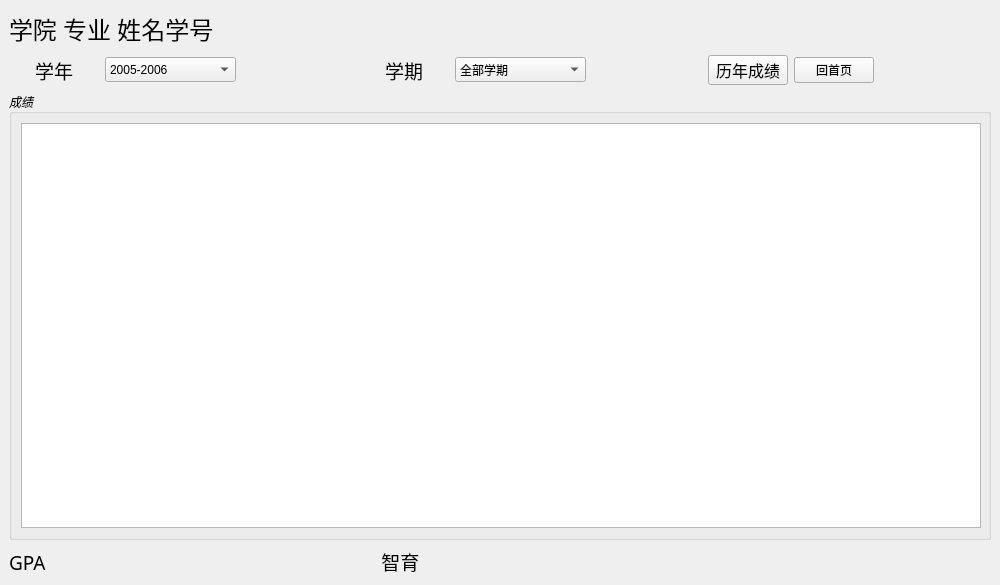
Qt form BrowerserWidgetMainPageQt.ui (chenzhutian/myClientPyQt) before a commit.
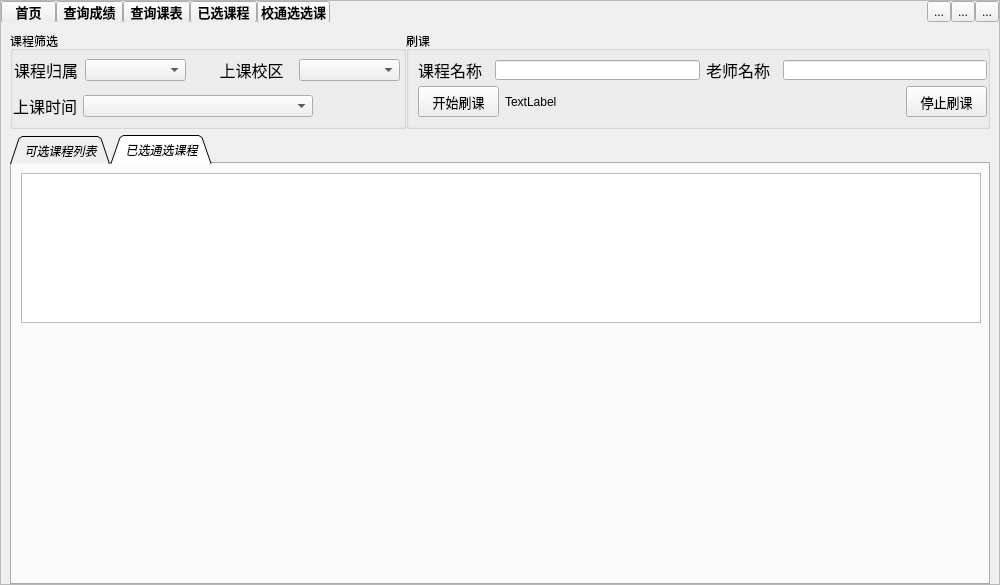
The same form after that commit. The open tabs and pages were chosen to show the change. Icons and pictures are not drawn.

Commit message:
有选课功能了
实现选课功能，但是还不完善

What changed in the file:
```diff
--- a/BrowerserWidgetMainPageQt.ui
+++ b/BrowerserWidgetMainPageQt.ui
@@ -51,19 +51,273 @@
      <height>16777215</height>
     </size>
    </property>
-   <layout class="QGridLayout" name="gridLayout_2">
-    <property name="margin">
-     <number>0</number>
-    </property>
+   <property name="styleSheet">
+    <string notr="true"/>
+   </property>
+   <layout class="QVBoxLayout" name="verticalLayout_6">
     <property name="spacing">
      <number>0</number>
     </property>
-    <item row="0" column="0">
-     <widget class="QStackedWidget" name="stackedWidget">
+    <property name="leftMargin">
+     <number>0</number>
+    </property>
+    <property name="topMargin">
+     <number>0</number>
+    </property>
+    <property name="rightMargin">
+     <number>2</number>
+    </property>
+    <property name="bottomMargin">
+     <number>1</number>
+    </property>
+    <item>
+     <widget class="QFrame" name="frame">
       <property name="minimumSize">
        <size>
         <width>1000</width>
-        <height>562</height>
+        <height>585</height>
+       </size>
+      </property>
+      <property name="frameShape">
+       <enum>QFrame::StyledPanel</enum>
+      </property>
+      <property name="frameShadow">
+       <enum>QFrame::Raised</enum>
+      </property>
+      <layout class="QVBoxLayout" name="verticalLayout_7">
+       <property name="spacing">
+        <number>0</number>
+       </property>
+       <property name="margin">
+        <number>0</number>
+       </property>
+       <item>
+        <widget class="QWidget" name="widget" native="true">
+         <property name="sizePolicy">
+          <sizepolicy hsizetype="Preferred" vsizetype="Fixed">
+           <horstretch>0</horstretch>
+           <verstretch>0</verstretch>
+          </sizepolicy>
+         </property>
+         <property name="minimumSize">
+          <size>
+           <width>995</width>
+           <height>21</height>
+          </size>
+         </property>
+         <property name="maximumSize">
+          <size>
+           <width>16777215</width>
+           <height>20</height>
+          </size>
+         </property>
+         <layout class="QHBoxLayout" name="horizontalLayout_6">
+          <property name="spacing">
+           <number>0</number>
+          </property>
+          <property name="margin">
+           <number>0</number>
+          </property>
+          <item>
+           <widget class="QToolButton" name="syToolButton">
+            <property name="minimumSize">
+             <size>
+              <width>55</width>
+              <height>22</height>
+             </size>
+            </property>
+            <property name="font">
+             <font>
+              <family>微软雅黑</family>
+              <pointsize>10</pointsize>
+              <weight>75</weight>
+              <bold>true</bold>
+             </font>
+            </property>
+            <property name="styleSheet">
+             <string notr="true">QStyle.SP_TitleBarCloseButton</string>
+            </property>
+            <property name="text">
+             <string>首页</string>
+            </property>
+            <property name="icon">
+             <iconset>
+              <normaloff>src/logo_school.png</normaloff>src/logo_school.png</iconset>
+            </property>
+            <property name="popupMode">
+             <enum>QToolButton::DelayedPopup</enum>
+            </property>
+            <property name="toolButtonStyle">
+             <enum>Qt::ToolButtonTextBesideIcon</enum>
+            </property>
+           </widget>
+          </item>
+          <item>
+           <widget class="QToolButton" name="cjToolButton">
+            <property name="sizePolicy">
+             <sizepolicy hsizetype="Fixed" vsizetype="Fixed">
+              <horstretch>0</horstretch>
+              <verstretch>0</verstretch>
+             </sizepolicy>
+            </property>
+            <property name="minimumSize">
+             <size>
+              <width>67</width>
+              <height>22</height>
+             </size>
+            </property>
+            <property name="font">
+             <font>
+              <family>微软雅黑</family>
+              <pointsize>10</pointsize>
+              <weight>75</weight>
+              <bold>true</bold>
+             </font>
+            </property>
+            <property name="text">
+             <string>查询成绩</string>
+            </property>
+           </widget>
+          </item>
+          <item>
+           <widget class="QToolButton" name="kbToolButton">
+            <property name="sizePolicy">
+             <sizepolicy hsizetype="Fixed" vsizetype="Fixed">
+              <horstretch>0</horstretch>
+              <verstretch>0</verstretch>
+             </sizepolicy>
+            </property>
+            <property name="minimumSize">
+             <size>
+              <width>67</width>
+              <height>22</height>
+             </size>
+            </property>
+            <property name="font">
+             <font>
+              <family>微软雅黑</family>
+              <pointsize>10</pointsize>
+              <weight>75</weight>
+              <bold>true</bold>
+             </font>
+            </property>
+            <property name="text">
+             <string>查询课表</string>
+            </property>
+           </widget>
+          </item>
+          <item>
+           <widget class="QToolButton" name="yxkcToolButton">
+            <property name="sizePolicy">
+             <sizepolicy hsizetype="Fixed" vsizetype="Fixed">
+              <horstretch>0</horstretch>
+              <verstretch>0</verstretch>
+             </sizepolicy>
+            </property>
+            <property name="minimumSize">
+             <size>
+              <width>67</width>
+              <height>22</height>
+             </size>
+            </property>
+            <property name="font">
+             <font>
+              <family>微软雅黑</family>
+              <pointsize>10</pointsize>
+              <weight>75</weight>
+              <bold>true</bold>
+             </font>
+            </property>
+            <property name="text">
+             <string>已选课程</string>
+            </property>
+           </widget>
+          </item>
+          <item>
+           <widget class="QToolButton" name="xtxToolButton">
+            <property name="sizePolicy">
+             <sizepolicy hsizetype="Fixed" vsizetype="Fixed">
+              <horstretch>0</horstretch>
+              <verstretch>0</verstretch>
+             </sizepolicy>
+            </property>
+            <property name="minimumSize">
+             <size>
+              <width>73</width>
+              <height>22</height>
+             </size>
+            </property>
+            <property name="font">
+             <font>
+              <family>微软雅黑</family>
+              <pointsize>10</pointsize>
+              <weight>75</weight>
+              <bold>true</bold>
+             </font>
+            </property>
+            <property name="text">
+             <string>校通选选课</string>
+            </property>
+           </widget>
+          </item>
+          <item>
+           <spacer name="horizontalSpacer_6">
+            <property name="orientation">
+             <enum>Qt::Horizontal</enum>
+            </property>
+            <property name="sizeType">
+             <enum>QSizePolicy::Expanding</enum>
+            </property>
+            <property name="sizeHint" stdset="0">
+             <size>
+              <width>622</width>
+              <height>18</height>
+             </size>
+            </property>
+           </spacer>
+          </item>
+          <item>
+           <widget class="QToolButton" name="minToolButton">
+            <property name="text">
+             <string>...</string>
+            </property>
+           </widget>
+          </item>
+          <item>
+           <widget class="QToolButton" name="maxToolButton">
+            <property name="text">
+             <string>...</string>
+            </property>
+           </widget>
+          </item>
+          <item>
+           <widget class="QToolButton" name="closeToolButton">
+            <property name="acceptDrops">
+             <bool>false</bool>
+            </property>
+            <property name="text">
+             <string>...</string>
+            </property>
+            <property name="popupMode">
+             <enum>QToolButton::DelayedPopup</enum>
+            </property>
+            <property name="toolButtonStyle">
+             <enum>Qt::ToolButtonIconOnly</enum>
+            </property>
+            <property name="autoRaise">
+             <bool>false</bool>
+            </property>
+           </widget>
+          </item>
+         </layout>
+        </widget>
+       </item>
+       <item>
+        <widget class="QStackedWidget" name="stackedWidget">
+         <property name="minimumSize">
+          <size>
+           <width>995</width>
+           <height>560</height>
        </size>
       </property>
       <property name="maximumSize">
@@ -72,11 +326,17 @@
         <height>16777215</height>
        </size>
       </property>
+         <property name="frameShape">
+          <enum>QFrame::Panel</enum>
+         </property>
       <property name="frameShadow">
        <enum>QFrame::Plain</enum>
       </property>
+         <property name="lineWidth">
+          <number>0</number>
+         </property>
       <property name="currentIndex">
-       <number>2</number>
+          <number>5</number>
       </property>
       <widget class="QWidget" name="mainPage">
        <property name="minimumSize">
@@ -804,13 +1064,6 @@
             </property>
            </widget>
           </item>
-          <item>
-           <widget class="QPushButton" name="cjBackPushButton">
-            <property name="text">
-             <string>回首页</string>
-            </property>
-           </widget>
-          </item>
           <item>
            <spacer name="horizontalSpacer_25">
             <property name="orientation">
@@ -905,6 +1158,12 @@
              <property name="cornerButtonEnabled">
               <bool>true</bool>
              </property>
+                <attribute name="verticalHeaderMinimumSectionSize">
+                 <number>30</number>
+                </attribute>
+                <attribute name="verticalHeaderStretchLastSection">
+                 <bool>true</bool>
+                </attribute>
             </widget>
            </item>
           </layout>
@@ -1268,6 +1527,554 @@
         </item>
        </layout>
       </widget>
+         <widget class="QWidget" name="txxkPage">
+          <layout class="QVBoxLayout" name="verticalLayout_15">
+           <property name="spacing">
+            <number>6</number>
+           </property>
+           <property name="margin">
+            <number>9</number>
+           </property>
+           <item>
+            <layout class="QHBoxLayout" name="horizontalLayout_13">
+             <property name="spacing">
+              <number>0</number>
+             </property>
+             <item>
+              <widget class="QGroupBox" name="kcsxGroupBox">
+               <property name="title">
+                <string>课程筛选</string>
+               </property>
+               <layout class="QVBoxLayout" name="verticalLayout_12">
+                <property name="spacing">
+                 <number>6</number>
+                </property>
+                <property name="margin">
+                 <number>0</number>
+                </property>
+                <item>
+                 <layout class="QHBoxLayout" name="horizontalLayout_8">
+                  <item>
+                   <widget class="QLabel" name="label_2">
+                    <property name="sizePolicy">
+                     <sizepolicy hsizetype="Fixed" vsizetype="Fixed">
+                      <horstretch>0</horstretch>
+                      <verstretch>0</verstretch>
+                     </sizepolicy>
+                    </property>
+                    <property name="minimumSize">
+                     <size>
+                      <width>54</width>
+                      <height>12</height>
+                     </size>
+                    </property>
+                    <property name="font">
+                     <font>
+                      <family>微软雅黑</family>
+                      <pointsize>12</pointsize>
+                     </font>
+                    </property>
+                    <property name="text">
+                     <string>课程归属</string>
+                    </property>
+                    <property name="alignment">
+                     <set>Qt::AlignCenter</set>
+                    </property>
+                   </widget>
+                  </item>
+                  <item>
+                   <widget class="QComboBox" name="comboBox">
+                    <property name="sizePolicy">
+                     <sizepolicy hsizetype="Fixed" vsizetype="Fixed">
+                      <horstretch>0</horstretch>
+                      <verstretch>0</verstretch>
+                     </sizepolicy>
+                    </property>
+                    <property name="minimumSize">
+                     <size>
+                      <width>101</width>
+                      <height>22</height>
+                     </size>
+                    </property>
+                   </widget>
+                  </item>
+                  <item>
+                   <spacer name="horizontalSpacer_9">
+                    <property name="orientation">
+                     <enum>Qt::Horizontal</enum>
+                    </property>
+                    <property name="sizeType">
+                     <enum>QSizePolicy::Fixed</enum>
+                    </property>
+                    <property name="sizeHint" stdset="0">
+                     <size>
+                      <width>18</width>
+                      <height>20</height>
+                     </size>
+                    </property>
+                   </spacer>
+                  </item>
+                  <item>
+                   <widget class="QLabel" name="label_4">
+                    <property name="sizePolicy">
+                     <sizepolicy hsizetype="Fixed" vsizetype="Fixed">
+                      <horstretch>0</horstretch>
+                      <verstretch>0</verstretch>
+                     </sizepolicy>
+                    </property>
+                    <property name="minimumSize">
+                     <size>
+                      <width>81</width>
+                      <height>22</height>
+                     </size>
+                    </property>
+                    <property name="font">
+                     <font>
+                      <family>微软雅黑</family>
+                      <pointsize>12</pointsize>
+                     </font>
+                    </property>
+                    <property name="text">
+                     <string>上课校区</string>
+                    </property>
+                    <property name="alignment">
+                     <set>Qt::AlignCenter</set>
+                    </property>
+                   </widget>
+                  </item>
+                  <item>
+                   <widget class="QComboBox" name="comboBox_3">
+                    <property name="sizePolicy">
+                     <sizepolicy hsizetype="Fixed" vsizetype="Fixed">
+                      <horstretch>0</horstretch>
+                      <verstretch>0</verstretch>
+                     </sizepolicy>
+                    </property>
+                    <property name="minimumSize">
+                     <size>
+                      <width>101</width>
+                      <height>22</height>
+                     </size>
+                    </property>
+                   </widget>
+                  </item>
+                 </layout>
+                </item>
+                <item>
+                 <layout class="QHBoxLayout" name="horizontalLayout_10">
+                  <item>
+                   <widget class="QLabel" name="label_3">
+                    <property name="sizePolicy">
+                     <sizepolicy hsizetype="Fixed" vsizetype="Fixed">
+                      <horstretch>0</horstretch>
+                      <verstretch>0</verstretch>
+                     </sizepolicy>
+                    </property>
+                    <property name="minimumSize">
+                     <size>
+                      <width>64</width>
+                      <height>21</height>
+                     </size>
+                    </property>
+                    <property name="maximumSize">
+                     <size>
+                      <width>64</width>
+                      <height>16777215</height>
+                     </size>
+                    </property>
+                    <property name="font">
+                     <font>
+                      <family>微软雅黑</family>
+                      <pointsize>12</pointsize>
+                     </font>
+                    </property>
+                    <property name="text">
+                     <string>上课时间</string>
+                    </property>
+                    <property name="alignment">
+                     <set>Qt::AlignCenter</set>
+                    </property>
+                   </widget>
+                  </item>
+                  <item>
+                   <widget class="QComboBox" name="comboBox_2">
+                    <property name="sizePolicy">
+                     <sizepolicy hsizetype="Preferred" vsizetype="Fixed">
+                      <horstretch>0</horstretch>
+                      <verstretch>0</verstretch>
+                     </sizepolicy>
+                    </property>
+                    <property name="minimumSize">
+                     <size>
+                      <width>230</width>
+                      <height>22</height>
+                     </size>
+                    </property>
+                   </widget>
+                  </item>
+                  <item>
+                   <spacer name="horizontalSpacer_10">
+                    <property name="orientation">
+                     <enum>Qt::Horizontal</enum>
+                    </property>
+                    <property name="sizeType">
+                     <enum>QSizePolicy::Preferred</enum>
+                    </property>
+                    <property name="sizeHint" stdset="0">
+                     <size>
+                      <width>90</width>
+                      <height>20</height>
+                     </size>
+                    </property>
+                   </spacer>
+                  </item>
+                 </layout>
+                </item>
+               </layout>
+              </widget>
+             </item>
+             <item>
+              <widget class="QGroupBox" name="skGroupBox">
+               <property name="title">
+                <string>刷课</string>
+               </property>
+               <layout class="QVBoxLayout" name="verticalLayout_13">
+                <property name="leftMargin">
+                 <number>9</number>
+                </property>
+                <property name="topMargin">
+                 <number>9</number>
+                </property>
+                <property name="rightMargin">
+                 <number>0</number>
+                </property>
+                <property name="bottomMargin">
+                 <number>9</number>
+                </property>
+                <item>
+                 <layout class="QHBoxLayout" name="horizontalLayout_11">
+                  <item>
+                   <widget class="QLabel" name="kcmcLabel">
+                    <property name="minimumSize">
+                     <size>
+                      <width>71</width>
+                      <height>20</height>
+                     </size>
+                    </property>
+                    <property name="font">
+                     <font>
+                      <family>微软雅黑</family>
+                      <pointsize>12</pointsize>
+                     </font>
+                    </property>
+                    <property name="text">
+                     <string>课程名称</string>
+                    </property>
+                   </widget>
+                  </item>
+                  <item>
+                   <widget class="QLineEdit" name="lineEdit">
+                    <property name="minimumSize">
+                     <size>
+                      <width>200</width>
+                      <height>20</height>
+                     </size>
+                    </property>
+                   </widget>
+                  </item>
+                  <item>
+                   <widget class="QLabel" name="label_6">
+                    <property name="minimumSize">
+                     <size>
+                      <width>71</width>
+                      <height>20</height>
+                     </size>
+                    </property>
+                    <property name="font">
+                     <font>
+                      <family>微软雅黑</family>
+                      <pointsize>12</pointsize>
+                     </font>
+                    </property>
+                    <property name="text">
+                     <string>老师名称</string>
+                    </property>
+                   </widget>
+                  </item>
+                  <item>
+                   <widget class="QLineEdit" name="lineEdit_2">
+                    <property name="minimumSize">
+                     <size>
+                      <width>113</width>
+                      <height>20</height>
+                     </size>
+                    </property>
+                   </widget>
+                  </item>
+                 </layout>
+                </item>
+                <item>
+                 <layout class="QHBoxLayout" name="horizontalLayout_12">
+                  <item>
+                   <widget class="QPushButton" name="startSkPushButton">
+                    <property name="sizePolicy">
+                     <sizepolicy hsizetype="Fixed" vsizetype="Fixed">
+                      <horstretch>0</horstretch>
+                      <verstretch>0</verstretch>
+                     </sizepolicy>
+                    </property>
+                    <property name="minimumSize">
+                     <size>
+                      <width>81</width>
+                      <height>31</height>
+                     </size>
+                    </property>
+                    <property name="font">
+                     <font>
+                      <family>微软雅黑</family>
+                      <pointsize>10</pointsize>
+                     </font>
+                    </property>
+                    <property name="text">
+                     <string>开始刷课</string>
+                    </property>
+                   </widget>
+                  </item>
+                  <item>
+                   <widget class="QLabel" name="label_7">
+                    <property name="sizePolicy">
+                     <sizepolicy hsizetype="Expanding" vsizetype="Preferred">
+                      <horstretch>0</horstretch>
+                      <verstretch>0</verstretch>
+                     </sizepolicy>
+                    </property>
+                    <property name="minimumSize">
+                     <size>
+                      <width>331</width>
+                      <height>31</height>
+                     </size>
+                    </property>
+                    <property name="text">
+                     <string>TextLabel</string>
+                    </property>
+                   </widget>
+                  </item>
+                  <item>
+                   <widget class="QPushButton" name="stopSkPushButton">
+                    <property name="sizePolicy">
+                     <sizepolicy hsizetype="Fixed" vsizetype="Fixed">
+                      <horstretch>0</horstretch>
+                      <verstretch>0</verstretch>
+                     </sizepolicy>
+                    </property>
+                    <property name="minimumSize">
+                     <size>
+                      <width>81</width>
+                      <height>31</height>
+                     </size>
+                    </property>
+                    <property name="font">
+                     <font>
+                      <family>微软雅黑</family>
+                      <pointsize>10</pointsize>
+                     </font>
+                    </property>
+                    <property name="text">
+                     <string>停止刷课</string>
+                    </property>
+                   </widget>
+                  </item>
+                 </layout>
+                </item>
+               </layout>
+              </widget>
+             </item>
+            </layout>
+           </item>
+           <item>
+            <widget class="QTabWidget" name="txxkTabWidget">
+             <property name="sizePolicy">
+              <sizepolicy hsizetype="Expanding" vsizetype="Expanding">
+               <horstretch>0</horstretch>
+               <verstretch>0</verstretch>
+              </sizepolicy>
+             </property>
+             <property name="minimumSize">
+              <size>
+               <width>980</width>
+               <height>450</height>
+              </size>
+             </property>
+             <property name="maximumSize">
+              <size>
+               <width>16777215</width>
+               <height>16777215</height>
+              </size>
+             </property>
+             <property name="font">
+              <font>
+               <family>微软雅黑</family>
+               <weight>50</weight>
+               <italic>true</italic>
+               <bold>false</bold>
+              </font>
+             </property>
+             <property name="tabPosition">
+              <enum>QTabWidget::North</enum>
+             </property>
+             <property name="tabShape">
+              <enum>QTabWidget::Triangular</enum>
+             </property>
+             <property name="currentIndex">
+              <number>1</number>
+             </property>
+             <widget class="QWidget" name="txxkTabWidgetPage1">
+              <property name="minimumSize">
+               <size>
+                <width>974</width>
+                <height>420</height>
+               </size>
+              </property>
+              <attribute name="title">
+               <string>可选课程列表</string>
+              </attribute>
+              <layout class="QVBoxLayout" name="verticalLayout_14">
+               <property name="margin">
+                <number>0</number>
+               </property>
+               <item>
+                <widget class="QTableView" name="xtxTableView">
+                 <property name="sizePolicy">
+                  <sizepolicy hsizetype="Expanding" vsizetype="Expanding">
+                   <horstretch>0</horstretch>
+                   <verstretch>0</verstretch>
+                  </sizepolicy>
+                 </property>
+                 <property name="minimumSize">
+                  <size>
+                   <width>960</width>
+                   <height>331</height>
+                  </size>
+                 </property>
+                 <property name="frameShadow">
+                  <enum>QFrame::Sunken</enum>
+                 </property>
+                 <property name="autoScroll">
+                  <bool>true</bool>
+                 </property>
+                 <property name="editTriggers">
+                  <set>QAbstractItemView::NoEditTriggers</set>
+                 </property>
+                 <property name="showDropIndicator" stdset="0">
+                  <bool>true</bool>
+                 </property>
+                 <property name="alternatingRowColors">
+                  <bool>false</bool>
+                 </property>
+                 <property name="showGrid">
+                  <bool>true</bool>
+                 </property>
+                 <property name="gridStyle">
+                  <enum>Qt::DashDotDotLine</enum>
+                 </property>
+                 <property name="sortingEnabled">
+                  <bool>false</bool>
+                 </property>
+                 <property name="wordWrap">
+                  <bool>true</bool>
+                 </property>
+                 <property name="cornerButtonEnabled">
+                  <bool>true</bool>
+                 </property>
+                 <attribute name="verticalHeaderMinimumSectionSize">
+                  <number>30</number>
+                 </attribute>
+                </widget>
+               </item>
+              </layout>
+             </widget>
+             <widget class="QWidget" name="tab_5">
+              <attribute name="title">
+               <string>已选通选课程</string>
+              </attribute>
+              <layout class="QVBoxLayout" name="verticalLayout_16">
+               <item>
+                <widget class="QTableView" name="txTableView">
+                 <property name="sizePolicy">
+                  <sizepolicy hsizetype="Expanding" vsizetype="Expanding">
+                   <horstretch>0</horstretch>
+                   <verstretch>0</verstretch>
+                  </sizepolicy>
+                 </property>
+                 <property name="minimumSize">
+                  <size>
+                   <width>960</width>
+                   <height>150</height>
+                  </size>
+                 </property>
+                 <property name="maximumSize">
+                  <size>
+                   <width>16777215</width>
+                   <height>150</height>
+                  </size>
+                 </property>
+                 <property name="frameShadow">
+                  <enum>QFrame::Sunken</enum>
+                 </property>
+                 <property name="autoScroll">
+                  <bool>true</bool>
+                 </property>
+                 <property name="editTriggers">
+                  <set>QAbstractItemView::NoEditTriggers</set>
+                 </property>
+                 <property name="showDropIndicator" stdset="0">
+                  <bool>true</bool>
+                 </property>
+                 <property name="alternatingRowColors">
+                  <bool>false</bool>
+                 </property>
+                 <property name="showGrid">
+                  <bool>true</bool>
+                 </property>
+                 <property name="gridStyle">
+                  <enum>Qt::DashDotDotLine</enum>
+                 </property>
+                 <property name="sortingEnabled">
+                  <bool>false</bool>
+                 </property>
+                 <property name="wordWrap">
+                  <bool>true</bool>
+                 </property>
+                 <property name="cornerButtonEnabled">
+                  <bool>true</bool>
+                 </property>
+                 <attribute name="verticalHeaderMinimumSectionSize">
+                  <number>30</number>
+                 </attribute>
+                </widget>
+               </item>
+               <item>
+                <spacer name="verticalSpacer_9">
+                 <property name="orientation">
+                  <enum>Qt::Vertical</enum>
+                 </property>
+                 <property name="sizeHint" stdset="0">
+                  <size>
+                   <width>20</width>
+                   <height>249</height>
+                  </size>
+                 </property>
+                </spacer>
+               </item>
+              </layout>
+             </widget>
+            </widget>
+           </item>
+          </layout>
+         </widget>
+        </widget>
+       </item>
+      </layout>
      </widget>
     </item>
    </layout>
```
Left out of the diff: 97 changed lines with no effect on the pictures. Lines whose indentation alone changed are shown as unchanged. The commit also changes 9 other files.
